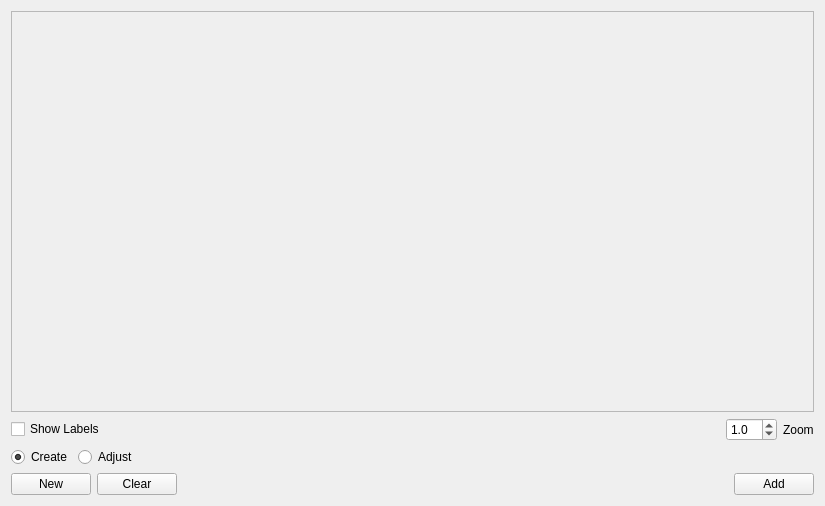
The window that cgt/crystaldrawingwidget.ui (jonathanHuwP/CrystalGrowthTracker) describes before a commit, drawn with Qt 5.
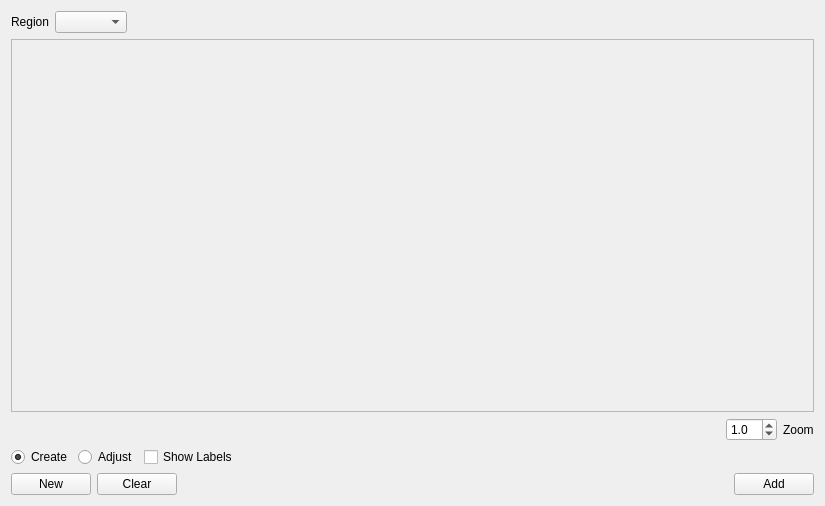
The same window after the commit. Custom widgets are drawn as their Qt base class.

Commit message: regions control added to drawing widget

The edit to the form file:
```diff
--- a/cgt/crystaldrawingwidget.ui
+++ b/cgt/crystaldrawingwidget.ui
@@ -14,6 +14,33 @@
    <string>Crystal Drawing</string>
   </property>
   <layout class="QVBoxLayout" name="verticalLayout">
+   <item>
+    <layout class="QHBoxLayout" name="horizontalLayout">
+     <item>
+      <widget class="QLabel" name="label_2">
+       <property name="text">
+        <string>Region</string>
+       </property>
+      </widget>
+     </item>
+     <item>
+      <widget class="QComboBox" name="_regionBox"/>
+     </item>
+     <item>
+      <spacer name="horizontalSpacer_4">
+       <property name="orientation">
+        <enum>Qt::Horizontal</enum>
+       </property>
+       <property name="sizeHint" stdset="0">
+        <size>
+         <width>40</width>
+         <height>20</height>
+        </size>
+       </property>
+      </spacer>
+     </item>
+    </layout>
+   </item>
    <item>
     <widget class="QScrollArea" name="_scrollArea">
      <property name="widgetResizable">
@@ -25,7 +52,7 @@
         <x>0</x>
         <y>0</y>
         <width>797</width>
-        <height>363</height>
+        <height>327</height>
        </rect>
       </property>
      </widget>
@@ -34,11 +61,7 @@
    <item>
     <layout class="QHBoxLayout" name="_labelsZoomLayout">
      <item>
-      <widget class="QCheckBox" name="_labelsBox">
-       <property name="text">
-        <string>Show Labels</string>
-       </property>
-      </widget>
+      <widget class="VideoControlWidget" name="_videoControl" native="true"/>
      </item>
      <item>
       <spacer name="horizontalSpacer_2">
@@ -106,6 +129,13 @@
        </attribute>
       </widget>
      </item>
+     <item>
+      <widget class="QCheckBox" name="_labelsBox">
+       <property name="text">
+        <string>Show Labels</string>
+       </property>
+      </widget>
+     </item>
      <item>
       <spacer name="horizontalSpacer_3">
        <property name="orientation">
@@ -161,6 +191,14 @@
    </item>
   </layout>
  </widget>
+ <customwidgets>
+  <customwidget>
+   <class>VideoControlWidget</class>
+   <extends>QWidget</extends>
+   <header>videocontrolwidget</header>
+   <container>1</container>
+  </customwidget>
+ </customwidgets>
  <resources/>
  <connections>
   <connection>
```
Left out of the diff: 16 changed lines with no effect on the pictures. The commit also changes 4 other files.
